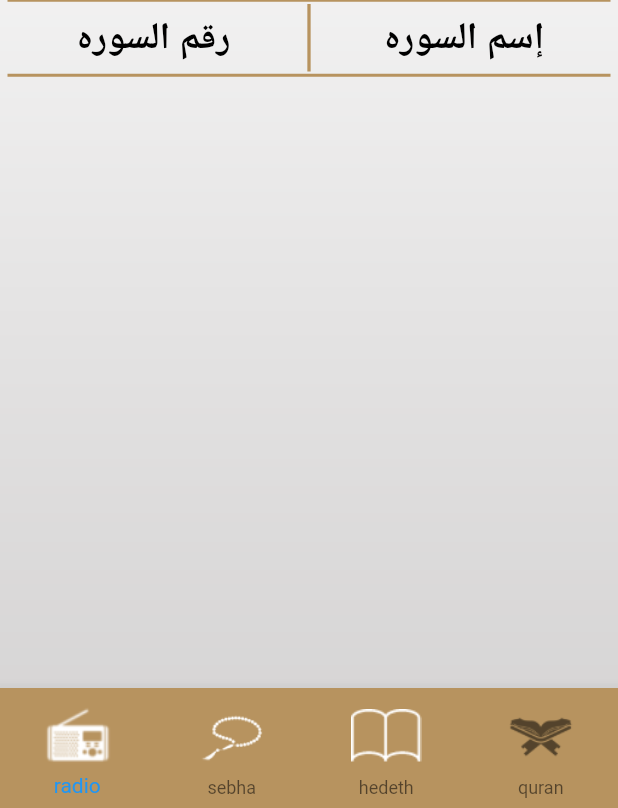
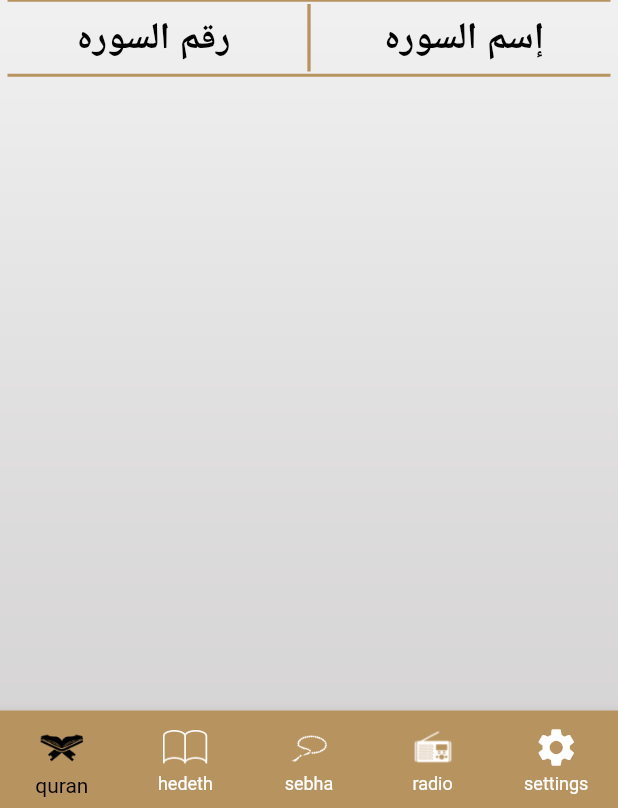
Before and after one commit to Kholoudd/islamiapp, a Flutter app: the screen it shows after launch, on a phone screen of 412 x 824 dp, the part 428-1236 px from its top. Run offline on Flutter 3.47's test engine with Material 2 defaults, Android fonts, the phone set to English and light mode, and no system bars.

Commit message:
navgation bar

```diff
--- a/lib/HomePage.dart
+++ b/lib/HomePage.dart
@@ -1,15 +1,28 @@
 import 'package:flutter/material.dart';
 
-class HomeLayout extends StatelessWidget {
+class HomeLayout extends StatefulWidget {
   static const String routeName = "HomeLayout";
 
   const HomeLayout({super.key});
 
   @override
+  State<HomeLayout> createState() => _HomeLayoutState();
+}
+
+class _HomeLayoutState extends State<HomeLayout> {
+  int selectedNavgatorIndex = 0;
+
+  // List<Widget> screens=[
+  //   QuranPage(),
+  //   HadethPage(),
+  //   SebhaPage(),
+  //   RadioPage(),
+  //   SettingPage(),
+  // ];
   Widget build(BuildContext context) {
     final mediaquary = MediaQuery.of(context).size;
     return Container(
-      decoration: BoxDecoration(
+      decoration: const BoxDecoration(
           image: DecorationImage(
         image: AssetImage("assets/images/default_bg.png"),
         fit: BoxFit.cover,
@@ -27,57 +40,13 @@ class HomeLayout extends StatelessWidget {
                 fontWeight: FontWeight.bold,
                 color: Colors.black,
               ),
-          )),
             ),
-        bottomNavigationBar: BottomNavigationBar(
-          type: BottomNavigationBarType.fixed,
-          backgroundColor: Color(0XFFB7935F),
-          items: [
-            BottomNavigationBarItem(
-              icon: ImageIcon(
-                AssetImage(
-                  "assets/images/icon_radio.png",
           ),
-                color: Colors.white,
-                size: 50,
-              ),
-              label: "radio",
-            ),
-            BottomNavigationBarItem(
-              icon: ImageIcon(
-                AssetImage(
-                  "assets/images/icon_sebha.png",
-                ),
-                color: Colors.white,
-                size: 50,
-              ),
-              label: "sebha",
-            ),
-            BottomNavigationBarItem(
-              icon: ImageIcon(
-                AssetImage(
-                  "assets/images/icon_hadeth.png",
-                ),
-                color: Colors.white,
-                size: 50,
-              ),
-              label: "hedeth",
-            ),
-            BottomNavigationBarItem(
-              icon: ImageIcon(
-                AssetImage(
-                  "assets/images/icon_quran.png",
-                ),
-                size: 50,
-              ),
-              label: "quran",
-            ),
-          ],
         ),
         body: Column(
           children: [
             Image.asset("assets/images/qur2an_screen_logo.png"),
-            Divider(
+            const Divider(
               thickness: 2,
               color: Color(0XFFB7935F),
               height: 5,
@@ -86,24 +55,22 @@ class HomeLayout extends StatelessWidget {
             ),
             Row(
               children: [
-                Expanded(
-                  child: Center(
+                const Expanded(
                   child: Text(
                     "رقم السوره",
                     style: TextStyle(
                         fontWeight: FontWeight.bold,
                         fontSize: 25,
                         color: Colors.black),
-                    ),
+                    textAlign: TextAlign.center,
                   ),
                 ),
                 Container(
                   height: 45,
                   width: 2.2,
-                  color: Color(0XFFB7935F),
+                  color: const Color(0XFFB7935F),
                 ),
-                Expanded(
-                  child: Center(
+                const Expanded(
                   child: Text(
                     "إسم السوره",
                     style: TextStyle(
@@ -111,12 +78,12 @@ class HomeLayout extends StatelessWidget {
                       fontSize: 25,
                       color: Colors.black,
                     ),
-                    ),
+                    textAlign: TextAlign.center,
                   ),
                 ),
               ],
             ),
-            Divider(
+            const Divider(
               thickness: 2,
               color: Color(0XFFB7935F),
               height: 5,
@@ -125,6 +92,59 @@ class HomeLayout extends StatelessWidget {
             ),
           ],
         ),
+        bottomNavigationBar: BottomNavigationBar(
+          type: BottomNavigationBarType.fixed,
+          backgroundColor: const Color(0XFFB7935F),
+          selectedIconTheme: const IconThemeData(color: Colors.black, size: 35),
+          selectedItemColor: Colors.black,
+          unselectedIconTheme:
+              const IconThemeData(color: Colors.white, size: 30),
+          unselectedItemColor: Colors.white,
+          onTap: (int index) {
+            setState(() {
+              selectedNavgatorIndex = index;
+            });
+          },
+          currentIndex: selectedNavgatorIndex,
+          items: const [
+            BottomNavigationBarItem(
+              icon: ImageIcon(
+                AssetImage(
+                  "assets/images/icon_quran.png",
+                ),
+              ),
+              label: "quran",
+            ),
+            BottomNavigationBarItem(
+              icon: ImageIcon(
+                AssetImage(
+                  "assets/images/icon_hadeth.png",
+                ),
+              ),
+              label: "hedeth",
+            ),
+            BottomNavigationBarItem(
+              icon: ImageIcon(
+                AssetImage(
+                  "assets/images/icon_sebha.png",
+                ),
+              ),
+              label: "sebha",
+            ),
+            BottomNavigationBarItem(
+              icon: ImageIcon(
+                AssetImage(
+                  "assets/images/icon_radio.png",
+                ),
+              ),
+              label: "radio",
+            ),
+            BottomNavigationBarItem(
+              icon: Icon(Icons.settings),
+              label: "settings",
+            ),
+          ],
+        ),
       ),
     );
   }
```
Also changed, not shown: lib/moduls/hadeth/hadethPage.dart (added, +11 -0 lines), lib/moduls/quran/quranPage.dart (added, +10 -0 lines), lib/moduls/radio/radioPage.dart (added, +16 -0 lines), lib/moduls/sebha/sebhaPage.dart (added, +16 -0 lines), lib/moduls/setting/settingPage.dart (added, +16 -0 lines), lib/QuranPage.dart (deleted), 2 other files. Lines whose indentation alone changed are shown as unchanged.
